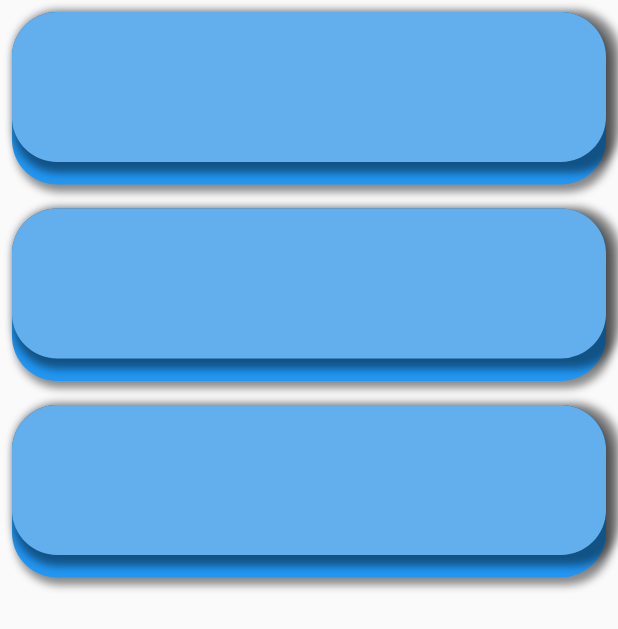
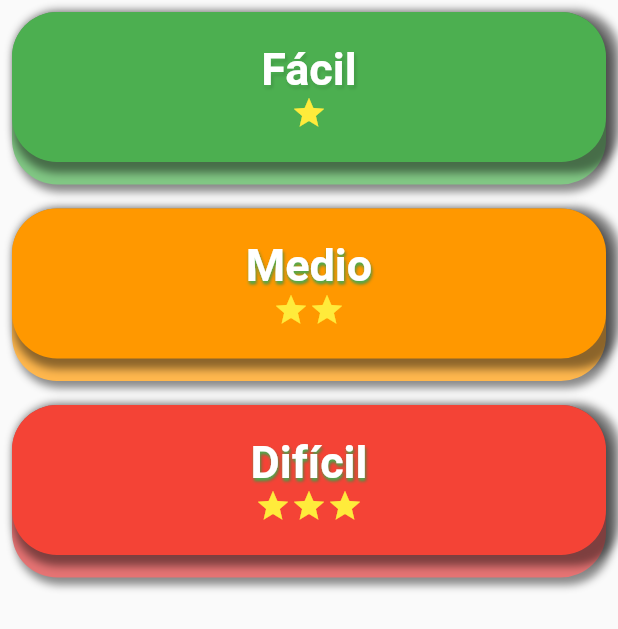
Before and after one commit to Abregoo/adivinaapp, a Flutter app: the screen it shows after launch, on a phone screen of 412 x 824 dp. Shown: the top 629 px of the screen. Run offline on Flutter 3.47's test engine with Material 2 defaults, Android fonts, the phone set to English and light mode, and no system bars; our stand-ins replace flip_card.

Commit message:
Agregando Funcionalidad pero con bugs

```diff
--- a/lib/pages/home.dart
+++ b/lib/pages/home.dart
@@ -19,35 +19,66 @@ class _HomePageState extends State<HomePage> {
       body: ListView.builder(
           itemCount: _lista.length,
           itemBuilder: (context, index) {
-            return Padding(
+
+            return GestureDetector(
+               onTap: () {
+                Navigator.push(
+                    context,
+                    MaterialPageRoute(
+                      builder: (BuildContext context) => _lista[index].goto,
+                    ));
+              },
+              child: Padding(
                 padding: const EdgeInsets.all(8.0),
                 child: Stack(
                   children: [
                     Boxcontainer(
-                    color: Color.fromARGB(255, 33, 150, 243),
+                      color: _lista[index].secomdarycolor,
                       height: 115,
                       borderRadius: 30,
                       borderR: true,
                       spreadRadius: 0.5,
                       x: 3,
                       y: 4,
+                      nombre: "",
                     ),
-                  Boxcontainer(
-                    color: Color.fromARGB(255, 99, 175, 238),
+
+                    Container(
+                      child: Boxcontainer(
+                        color: _lista[index].primarycolor,
                         height: 100,
                         borderRadius: 30,
                         borderR: true,
                         spreadRadius: 4,
                         x: 5,
                         y: 3,
+                        nombre: _lista[index].nombre,
+                        children: getStar(_lista[index].noOfstar) ,
                       ),
+                    ),
+
+
                   ],
+                ),
               ),
             );
           }),
     );
   }
+  List<Widget> getStar(int no) {
+    List<Widget> _icons = [];
+    for (int i = 0; i < no; i++) {
+      _icons.insert(
+          i,
+          Icon(
+            Icons.star,
+            color: Colors.yellow,
+          ));
     }
+    return _icons;
+  }
+}
+
 
 
 class Detalle {
--- a/lib/widgets/boxcontainer.dart
+++ b/lib/widgets/boxcontainer.dart
@@ -5,10 +5,12 @@ class Boxcontainer extends StatefulWidget {
   required this.color,
   required this.height,
   required this.borderRadius,
+  required this.nombre,
   this.borderR =false,
   this.spreadRadius = 0,
   this.x = 0,
   this.y = 0,
+  this.children = const <Widget>[],
   })
   : super(key: key);
 
@@ -18,7 +20,8 @@ class Boxcontainer extends StatefulWidget {
   double x = 0, y=0;
   Color color = Colors.white;
   bool borderR = false;
-
+  String nombre;
+  List<Widget>? children = <Widget>[];
 
   @override
   State<Boxcontainer> createState() => _BoxcontainerState();
@@ -42,6 +45,36 @@ class _BoxcontainerState extends State<Boxcontainer> {
           )
         ]
       ),
+
+      child: Column(
+                        mainAxisAlignment: MainAxisAlignment.center,
+                        children: [
+                          Center(
+                              child: Text(
+                            widget.nombre,
+                            style: TextStyle(
+                                color: Colors.white,
+                                fontSize: 30,
+                                fontWeight: FontWeight.bold,
+                                shadows: [
+                                  Shadow(
+                                    color: Colors.black26,
+                                    blurRadius: 2,
+                                    offset: Offset(1, 2),
+                                  ),
+                                  Shadow(
+                                      color: Colors.green,
+                                      blurRadius: 2,
+                                      offset: Offset(0.5, 2))
+                                ]),
+                          )),
+                          Row(
+                            mainAxisAlignment: MainAxisAlignment.center,
+                            crossAxisAlignment: CrossAxisAlignment.center,
+                             children: widget.children!,
+                          )
+                        ],
+                      ),
     );
   }
 }
```
Lines whose indentation alone changed are shown as unchanged.
